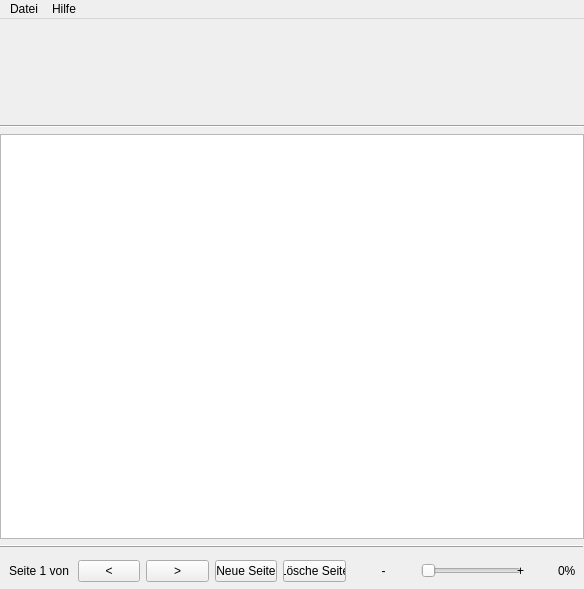
The window that src/mainwindow.ui (NO411/notensatz) describes before a commit, drawn with Qt 5.
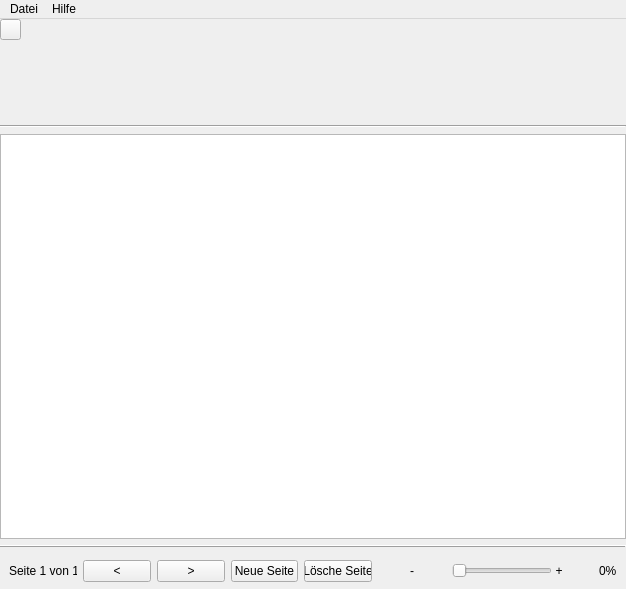
The same window after the commit. Icons and pictures are not drawn.

Diff of the .ui file:
```diff
--- a/src/mainwindow.ui
+++ b/src/mainwindow.ui
@@ -6,7 +6,7 @@
    <rect>
     <x>0</x>
     <y>0</y>
-    <width>584</width>
+    <width>626</width>
     <height>589</height>
    </rect>
   </property>
@@ -76,6 +76,19 @@
       <property name="lineWidth">
        <number>0</number>
       </property>
+      <widget class="QPushButton" name="pushButton">
+       <property name="geometry">
+        <rect>
+         <x>0</x>
+         <y>0</y>
+         <width>21</width>
+         <height>21</height>
+        </rect>
+       </property>
+       <property name="text">
+        <string/>
+       </property>
+      </widget>
      </widget>
     </item>
     <item>
@@ -279,7 +292,7 @@
     <rect>
      <x>0</x>
      <y>0</y>
-     <width>584</width>
+     <width>626</width>
      <height>21</height>
     </rect>
    </property>
```
Left out of the diff: 4 changed lines with no effect on the pictures.
